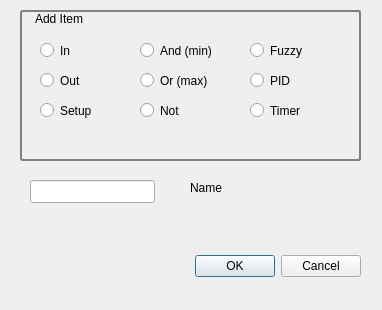
The window that ui/addlogic.ui (iplayfast/FuzzyBuilder) describes before a commit, drawn with Qt 5.
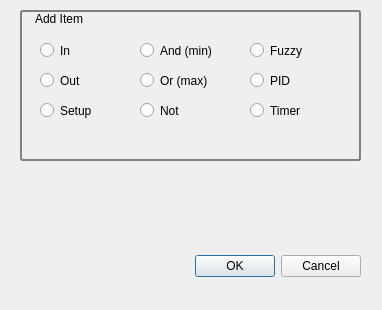
The same window after the commit.

The edit to the form file:
```diff
--- a/ui/addlogic.ui
+++ b/ui/addlogic.ui
@@ -39,35 +39,6 @@
     <set>QDialogButtonBox::Cancel|QDialogButtonBox::Ok</set>
    </property>
   </widget>
-  <widget class="QLineEdit" name="Name">
-   <property name="geometry">
-    <rect>
-     <x>30</x>
-     <y>180</y>
-     <width>125</width>
-     <height>23</height>
-    </rect>
-   </property>
-   <property name="sizePolicy">
-    <sizepolicy hsizetype="Fixed" vsizetype="Fixed">
-     <horstretch>0</horstretch>
-     <verstretch>0</verstretch>
-    </sizepolicy>
-   </property>
-  </widget>
-  <widget class="QLabel" name="label">
-   <property name="geometry">
-    <rect>
-     <x>190</x>
-     <y>180</y>
-     <width>57</width>
-     <height>15</height>
-    </rect>
-   </property>
-   <property name="text">
-    <string>Name</string>
-   </property>
-  </widget>
   <widget class="QGroupBox" name="groupBox">
    <property name="geometry">
     <rect>
```
